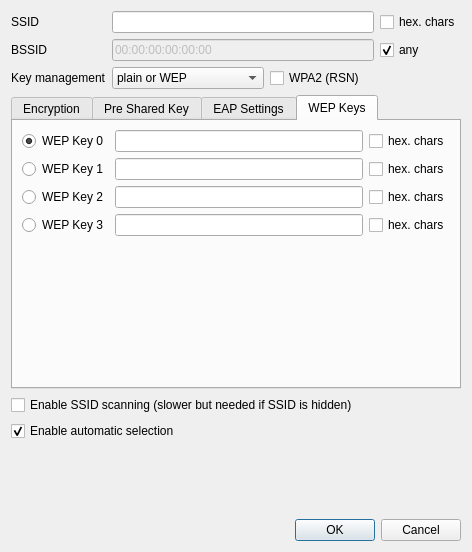
First picture: the form in qnut/apconf.ui, repository dosnut/nut, before the edit.
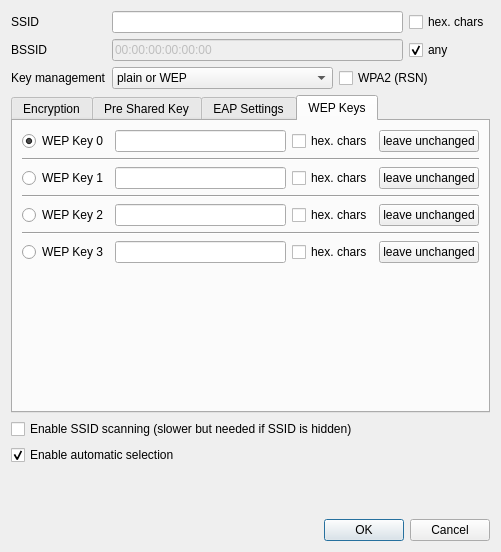
Second picture: the form after the edit. The open tabs and pages were chosen to show the change.

```diff
--- a/qnut/apconf.ui
+++ b/qnut/apconf.ui
@@ -6,7 +6,7 @@
    <rect>
     <x>0</x>
     <y>0</y>
-    <width>472</width>
+    <width>501</width>
     <height>552</height>
    </rect>
   </property>
@@ -88,11 +88,6 @@
            <string>plain or WEP</string>
           </property>
          </item>
-         <item>
-          <property name="text" >
-           <string>IEEE 802.1X</string>
-          </property>
-         </item>
          <item>
           <property name="text" >
            <string>WPA-Personal (PSK)</string>
@@ -100,7 +95,7 @@
          </item>
          <item>
           <property name="text" >
-           <string>WPA-Enterprise (EAP)</string>
+           <string>WPA-Enterprise (IEEE802.1X/EAP)</string>
           </property>
          </item>
         </widget>
@@ -140,55 +135,38 @@
       </attribute>
       <layout class="QVBoxLayout" >
        <item>
-        <widget class="QGroupBox" name="grpCipGroup" >
-         <property name="title" >
-          <string>Group ciphers</string>
-         </property>
-         <layout class="QGridLayout" >
-          <item row="0" column="0" >
-           <widget class="QCheckBox" name="grpTKIPCheck" >
+        <layout class="QHBoxLayout" >
+         <item>
+          <widget class="QLabel" name="label" >
             <property name="text" >
-             <string>TKIP</string>
+            <string>General algorithm (group cipher)</string>
             </property>
            </widget>
           </item>
-          <item row="0" column="1" >
-           <widget class="QCheckBox" name="grpWEP104Check" >
-            <property name="text" >
-             <string>WEP104</string>
-            </property>
-           </widget>
-          </item>
-          <item row="1" column="0" >
-           <widget class="QCheckBox" name="grpCCMPCheck" >
-            <property name="text" >
-             <string>CCMP</string>
-            </property>
-           </widget>
-          </item>
-          <item row="1" column="1" >
-           <widget class="QCheckBox" name="grpWEP40Check" >
-            <property name="text" >
-             <string>WEP40</string>
-            </property>
-           </widget>
-          </item>
-         </layout>
-        </widget>
+         <item>
+          <widget class="QComboBox" name="grpCipCombo" />
+         </item>
+         <item>
+          <spacer>
+           <property name="orientation" >
+            <enum>Qt::Horizontal</enum>
+           </property>
+           <property name="sizeHint" >
+            <size>
+             <width>40</width>
+             <height>20</height>
+            </size>
+           </property>
+          </spacer>
+         </item>
+        </layout>
        </item>
        <item>
-        <widget class="QGroupBox" name="pairCipGroup" >
+        <widget class="QGroupBox" name="prwCipGroup" >
          <property name="title" >
-          <string>Pairwise ciphers</string>
+          <string>Pairwise algorithms (pairwise ciphers)</string>
          </property>
-         <layout class="QVBoxLayout" >
-          <item>
-           <widget class="QCheckBox" name="prwNoneCheck" >
-            <property name="text" >
-             <string>none (plain)</string>
-            </property>
-           </widget>
-          </item>
+         <layout class="QHBoxLayout" >
           <item>
            <widget class="QCheckBox" name="prwTKIPCheck" >
             <property name="text" >
@@ -307,6 +285,8 @@
           </widget>
          </item>
          <item row="0" column="1" >
+          <layout class="QHBoxLayout" >
+           <item>
           <widget class="QComboBox" name="eapCombo" >
            <property name="enabled" >
             <bool>true</bool>
@@ -353,6 +333,21 @@
            </item>
           </widget>
          </item>
+           <item>
+            <spacer>
+             <property name="orientation" >
+              <enum>Qt::Horizontal</enum>
+             </property>
+             <property name="sizeHint" >
+              <size>
+               <width>40</width>
+               <height>20</height>
+              </size>
+             </property>
+            </spacer>
+           </item>
+          </layout>
+         </item>
          <item row="1" column="0" >
           <widget class="QLabel" name="identificationLabel" >
            <property name="text" >
@@ -491,9 +486,11 @@
       <attribute name="title" >
        <string>WEP Keys</string>
       </attribute>
+      <layout class="QVBoxLayout" >
+       <item>
       <layout class="QGridLayout" >
        <item row="0" column="0" >
-        <widget class="QRadioButton" name="wepKey0Radio" >
+          <widget class="QRadioButton" name="wep0Radio" >
          <property name="text" >
           <string>WEP Key 0</string>
          </property>
@@ -503,67 +500,130 @@
         </widget>
        </item>
        <item row="0" column="1" >
-        <widget class="QLineEdit" name="wepKey0Edit" />
+          <widget class="QLineEdit" name="wep0Edit" />
        </item>
        <item row="0" column="2" >
-        <widget class="QCheckBox" name="wepKey0HexCheck" >
+          <widget class="QCheckBox" name="wep0HexCheck" >
          <property name="text" >
           <string>hex. chars</string>
          </property>
         </widget>
        </item>
-       <item row="1" column="0" >
-        <widget class="QRadioButton" name="wepKey1Radio" >
+         <item row="0" column="3" >
+          <widget class="QPushButton" name="wep0LeaveButton" >
+           <property name="text" >
+            <string>leave unchanged</string>
+           </property>
+           <property name="checkable" >
+            <bool>true</bool>
+           </property>
+          </widget>
+         </item>
+         <item row="2" column="0" >
+          <widget class="QRadioButton" name="wep1Radio" >
          <property name="text" >
           <string>WEP Key 1</string>
          </property>
         </widget>
        </item>
-       <item row="1" column="1" >
-        <widget class="QLineEdit" name="wepKey1Edit" />
-       </item>
-       <item row="1" column="2" >
-        <widget class="QCheckBox" name="wepKey1HexCheck" >
-         <property name="text" >
-          <string>hex. chars</string>
-         </property>
-        </widget>
-       </item>
-       <item row="2" column="0" >
-        <widget class="QRadioButton" name="wepKey2Radio" >
-         <property name="text" >
-          <string>WEP Key 2</string>
-         </property>
-        </widget>
-       </item>
        <item row="2" column="1" >
-        <widget class="QLineEdit" name="wepKey2Edit" />
+          <widget class="QLineEdit" name="wep1Edit" />
        </item>
        <item row="2" column="2" >
-        <widget class="QCheckBox" name="wepKey2HexCheck" >
+          <widget class="QCheckBox" name="wep1HexCheck" >
          <property name="text" >
           <string>hex. chars</string>
          </property>
         </widget>
        </item>
-       <item row="3" column="0" >
-        <widget class="QRadioButton" name="wepKey3Radio" >
+         <item row="2" column="3" >
+          <widget class="QPushButton" name="wep1LeaveButton" >
          <property name="text" >
-          <string>WEP Key 3</string>
-         </property>
-        </widget>
-       </item>
-       <item row="3" column="1" >
-        <widget class="QLineEdit" name="wepKey3Edit" />
-       </item>
-       <item row="3" column="2" >
-        <widget class="QCheckBox" name="wepKey3HexCheck" >
+            <string>leave unchanged</string>
+           </property>
+           <property name="checkable" >
+            <bool>true</bool>
+           </property>
+          </widget>
+         </item>
+         <item row="4" column="0" >
+          <widget class="QRadioButton" name="wep2Radio" >
          <property name="text" >
-          <string>hex. chars</string>
+            <string>WEP Key 2</string>
          </property>
         </widget>
        </item>
        <item row="4" column="1" >
+          <widget class="QLineEdit" name="wep2Edit" />
+         </item>
+         <item row="4" column="2" >
+          <widget class="QCheckBox" name="wep2HexCheck" >
+           <property name="text" >
+            <string>hex. chars</string>
+           </property>
+          </widget>
+         </item>
+         <item row="4" column="3" >
+          <widget class="QPushButton" name="wep2LeaveButton" >
+           <property name="text" >
+            <string>leave unchanged</string>
+           </property>
+           <property name="checkable" >
+            <bool>true</bool>
+           </property>
+          </widget>
+         </item>
+         <item row="6" column="0" >
+          <widget class="QRadioButton" name="wep3Radio" >
+           <property name="text" >
+            <string>WEP Key 3</string>
+           </property>
+          </widget>
+         </item>
+         <item row="6" column="1" >
+          <widget class="QLineEdit" name="wep3Edit" />
+         </item>
+         <item row="6" column="2" >
+          <widget class="QCheckBox" name="wep3HexCheck" >
+           <property name="text" >
+            <string>hex. chars</string>
+           </property>
+          </widget>
+         </item>
+         <item row="6" column="3" >
+          <widget class="QPushButton" name="wep3LeaveButton" >
+           <property name="text" >
+            <string>leave unchanged</string>
+           </property>
+           <property name="checkable" >
+            <bool>true</bool>
+           </property>
+          </widget>
+         </item>
+         <item row="1" column="0" colspan="4" >
+          <widget class="Line" name="line" >
+           <property name="orientation" >
+            <enum>Qt::Horizontal</enum>
+           </property>
+          </widget>
+         </item>
+         <item row="3" column="0" colspan="4" >
+          <widget class="Line" name="line_2" >
+           <property name="orientation" >
+            <enum>Qt::Horizontal</enum>
+           </property>
+          </widget>
+         </item>
+         <item row="5" column="0" colspan="4" >
+          <widget class="Line" name="line_3" >
+           <property name="orientation" >
+            <enum>Qt::Horizontal</enum>
+           </property>
+          </widget>
+         </item>
+        </layout>
+       </item>
+       <item>
         <spacer>
          <property name="orientation" >
           <enum>Qt::Vertical</enum>
@@ -571,7 +631,7 @@
          <property name="sizeHint" >
           <size>
            <width>20</width>
-           <height>40</height>
+           <height>137</height>
           </size>
          </property>
         </spacer>
```
Left out of the diff: 164 changed lines with no effect on the pictures. Lines whose indentation alone changed are shown as unchanged.
